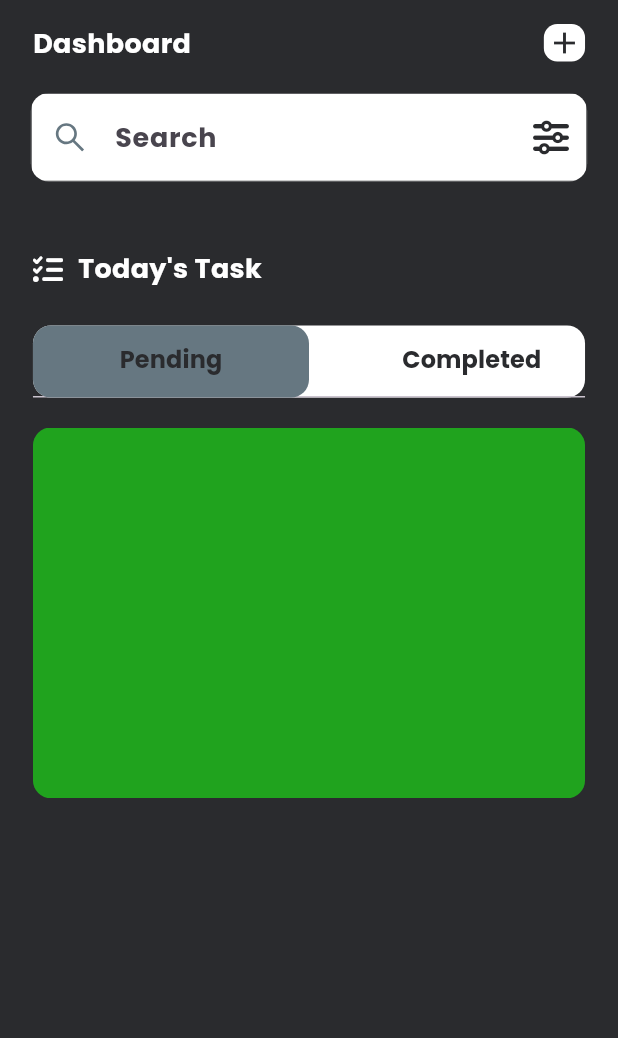
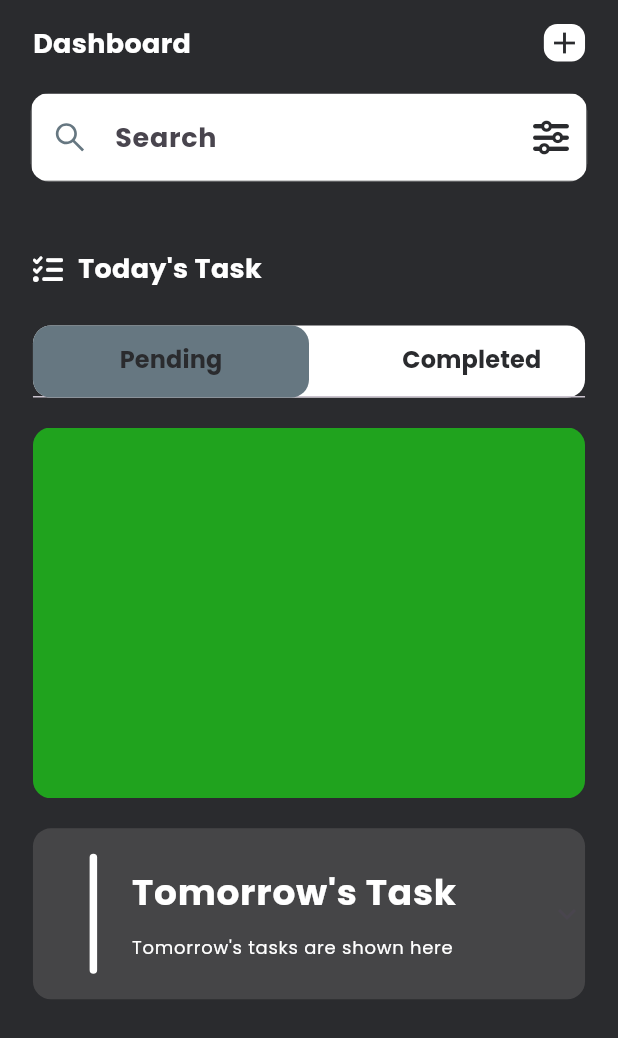
Before and after one commit to iHamza7/ToDo_Application, a Flutter app: the screen it shows after launch, on a phone screen of 412 x 824 dp. Shown: the top 1038 px of the screen. Run offline on Flutter 3.47's test engine with Material 2 defaults, Android fonts, the phone set to English and light mode, and no system bars; our stand-ins replace country_picker, flutter_screenutil, flutter_vector_icons, google_fonts, hooks_riverpod, pinput and 1 more.

Commit message:
lib changed

```diff
--- /dev/null
+++ b/lib/common/widgets/bottom_titles.dart
@@ -0,0 +1,60 @@
+import 'package:flutter/material.dart';
+import 'package:hooks_riverpod/hooks_riverpod.dart';
+
+import '../utils/constants.dart';
+import 'appstyle.dart';
+import 'reusable_text.dart';
+
+class BottomTitles extends StatelessWidget {
+  final String text;
+  final String text2;
+  final Color? color;
+  const BottomTitles(
+      {super.key, required this.text, required this.text2, this.color});
+
+  @override
+  Widget build(BuildContext context) {
+    return SizedBox(
+      width: AppConst.kWidth,
+      child: Padding(
+        padding: const EdgeInsets.all(8),
+        child: Row(
+          mainAxisAlignment: MainAxisAlignment.center,
+          children: [
+            Consumer(
+              builder: (context, ref, child) {
+                return Container(
+                  height: 80,
+                  width: 5,
+                  decoration: BoxDecoration(
+                      //TODO: dynamic colors
+                      color: AppConst.kLight,
+                      borderRadius:
+                          BorderRadius.all(Radius.circular(AppConst.kRadius))),
+                );
+              },
+            ),
+            const SizedBox(width: 15),
+            Padding(
+              padding: const EdgeInsets.all(8),
+              child: Column(
+                crossAxisAlignment: CrossAxisAlignment.start,
+                children: [
+                  ReusableText(
+                    text: text,
+                    style: appstyle(24, AppConst.kLight, FontWeight.bold),
+                  ),
+                  const SizedBox(height: 10),
+                  ReusableText(
+                    text: text2,
+                    style: appstyle(12, AppConst.kLight, FontWeight.normal),
+                  ),
+                ],
+              ),
+            ),
+          ],
+        ),
+      ),
+    );
+  }
+}
--- a/lib/common/widgets/expansion_tile.dart
+++ b/lib/common/widgets/expansion_tile.dart
@@ -1,9 +1,21 @@
 import 'package:flutter/material.dart';
 
 import '../utils/constants.dart';
+import 'bottom_titles.dart';
 
-class ExpansionTile extends StatelessWidget {
-  const ExpansionTile({super.key});
+class XpansionTile extends StatelessWidget {
+  final String text;
+  final String text2;
+  final void Function(bool)? onExpansionChanged;
+  final Widget? trailing;
+  final List<Widget> children;
+  const XpansionTile(
+      {super.key,
+      required this.text,
+      required this.text2,
+      this.onExpansionChanged,
+      this.trailing,
+      required this.children});
 
   @override
   Widget build(BuildContext context) {
@@ -11,6 +23,21 @@ class ExpansionTile extends StatelessWidget {
       decoration: BoxDecoration(
           color: AppConst.kBkLight,
           borderRadius: BorderRadius.all(Radius.circular(AppConst.kRadius))),
+      child: Theme(
+        data: Theme.of(context).copyWith(dividerColor: Colors.transparent),
+        child: ExpansionTile(
+          title: BottomTitles(
+            text: text,
+            text2: text2,
+          ),
+          tilePadding: EdgeInsets.zero,
+          childrenPadding: EdgeInsets.zero,
+          onExpansionChanged: onExpansionChanged,
+          controlAffinity: ListTileControlAffinity.trailing,
+          trailing: trailing,
+          children: children,
+        ),
+      ),
     );
   }
 }
--- a/lib/features/todo/pages/homepage.dart
+++ b/lib/features/todo/pages/homepage.dart
@@ -6,6 +6,7 @@ import 'package:sqflite_application/common/widgets/reusable_text.dart';
 import 'package:flutter_vector_icons/flutter_vector_icons.dart';
 
 import '../../../common/widgets/custom_text_field.dart';
+import '../../../common/widgets/expansion_tile.dart';
 
 class HomePage extends StatefulWidget {
   const HomePage({super.key});
@@ -165,7 +166,14 @@ class _HomePageState extends State<HomePage> with TickerProviderStateMixin {
                     ),
                   ]),
                 ),
-              )
+              ),
+              const SizedBox(
+                height: 20,
+              ),
+              const XpansionTile(
+                  text: "Tomorrow's Task",
+                  text2: "Tomorrow's tasks are shown here",
+                  children: [])
             ],
           ),
         )));
--- a/lib/main.dart
+++ b/lib/main.dart
@@ -1,7 +1,8 @@
 import 'package:flutter/material.dart';
 import 'package:flutter_screenutil/flutter_screenutil.dart';
 import 'package:hooks_riverpod/hooks_riverpod.dart';
-import 'package:sqflite_application/features/todo/pages/homepage.dart';
+
+import 'features/todo/pages/homepage.dart';
 
 void main() {
   runApp(const ProviderScope(child: MyApp()));
```
